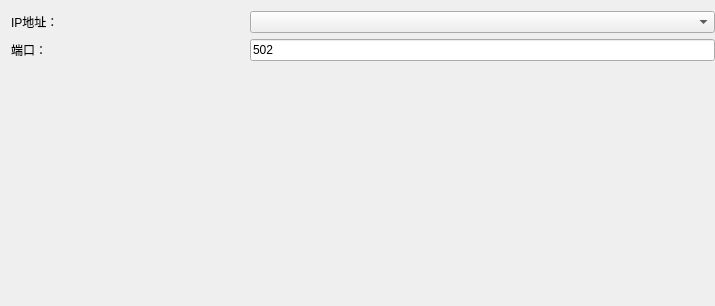
Qt form modbustcpwidget.ui (louisir/ModbusGateway) before a commit.
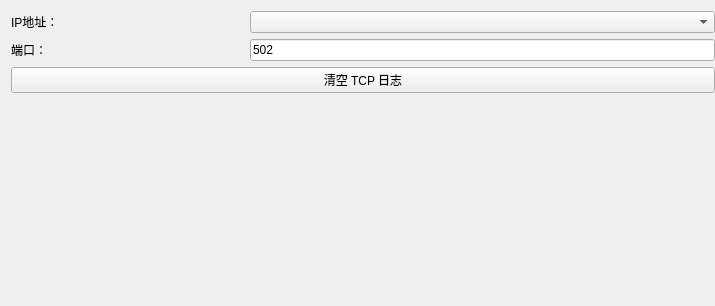
The same form after that commit.

Diff of the .ui file:
```diff
--- a/modbustcpwidget.ui
+++ b/modbustcpwidget.ui
@@ -19,7 +19,7 @@
   <property name="windowTitle">
    <string>Form</string>
   </property>
-  <layout class="QGridLayout" name="gridLayout" rowstretch="0,0,10" columnstretch="1,2">
+  <layout class="QGridLayout" name="gridLayout" rowstretch="0,0,0,10" columnstretch="1,2">
     <property name="rightMargin">
      <number>0</number>
     </property>
@@ -79,6 +79,13 @@
      </widget>
     </item>
     <item row="2" column="0" colspan="2">
+     <widget class="QPushButton" name="btn_clear_log">
+      <property name="text">
+       <string>清空 TCP 日志</string>
+      </property>
+     </widget>
+    </item>
+    <item row="3" column="0" colspan="2">
      <spacer name="verticalSpacer">
       <property name="orientation">
        <enum>Qt::Vertical</enum>
```
